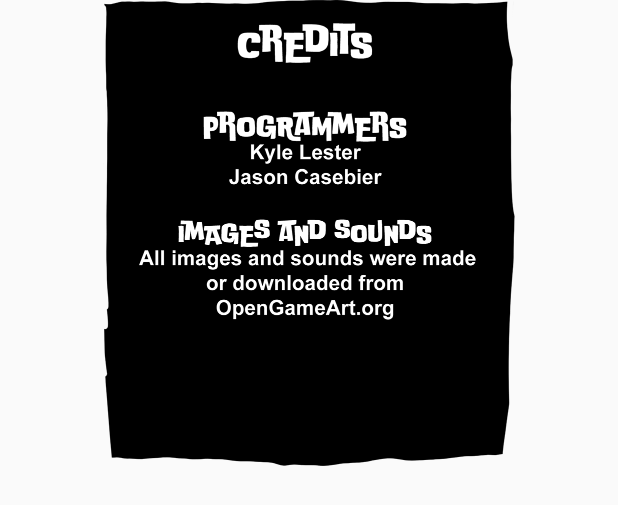
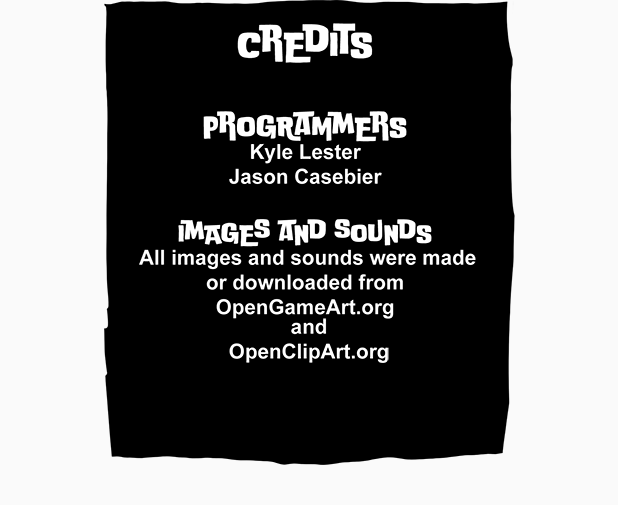
Before and after one commit to klester3/Simon, an Android app: the layout credit_dialog.xml on its own in the app's theme, with its tools: preview values and no code run, on a phone screen of 412 x 824 dp. Shown: the top 505 px of the screen. Run offline under Robolectric (Android 15) with nearby library versions, the phone set to English and light mode, and no system bars.

Commit message:
Changed credits, added icon

```diff
--- a/app/src/main/res/layout/credit_dialog.xml
+++ b/app/src/main/res/layout/credit_dialog.xml
@@ -14,6 +14,6 @@
             android:id="@+id/imageView3"
             android:layout_width="match_parent"
             android:layout_height="wrap_content"
-            app:srcCompat="@drawable/credits" />
+            app:srcCompat="@drawable/credits_v_2" />
     </LinearLayout>
 </android.support.constraint.ConstraintLayout>
```
Also changed, not shown: app/src/main/ic_launcher-web.png (added), app/src/main/res/drawable-hdpi/credits_v_2.png (added), app/src/main/res/drawable-hdpi/icon.png (added), app/src/main/res/drawable-mdpi/credits_v_2.png (added), app/src/main/res/drawable-mdpi/icon.png (added), app/src/main/res/drawable-xhdpi/credits_v_2.png (added), app/src/main/res/drawable-xhdpi/icon.png (added), app/src/main/res/drawable-xxhdpi/credits_v_2.png (added), app/src/main/res/drawable-xxhdpi/icon.png (added), app/src/main/res/drawable-xxxhdpi/credits_v_2.png (added), app/src/main/res/drawable-xxxhdpi/icon.png (added), app/src/main/res/mipmap-hdpi/ic_launcher.png, app/src/main/res/mipmap-mdpi/ic_launcher.png, app/src/main/res/mipmap-xhdpi/ic_launcher.png, 2 more files.
